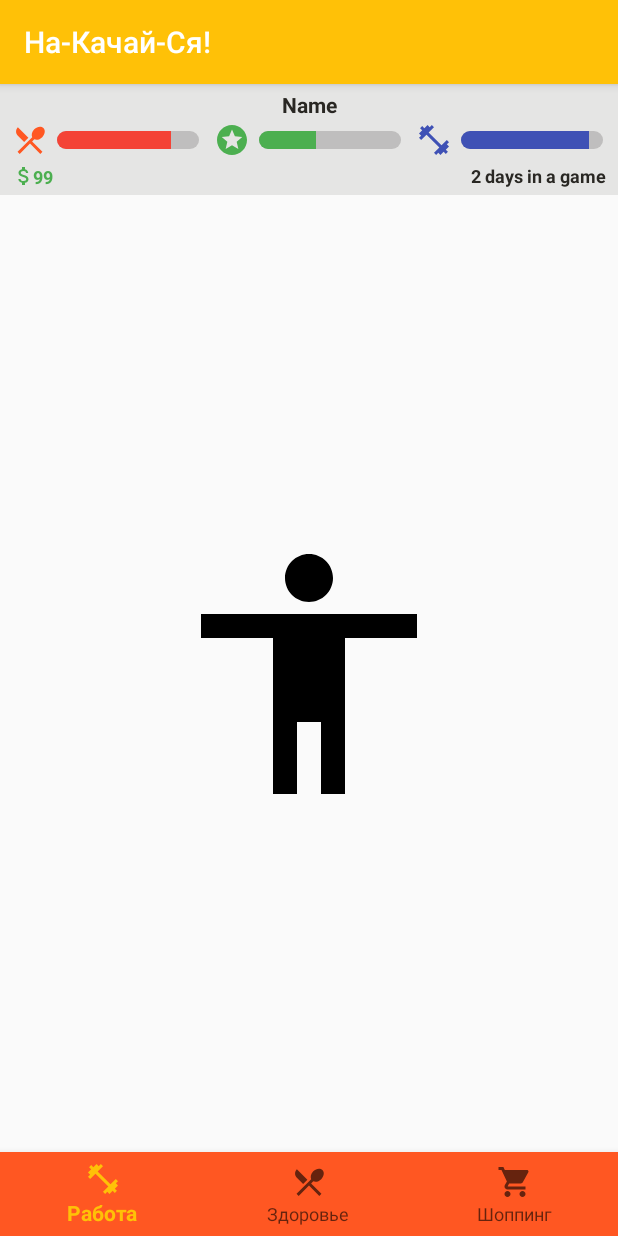
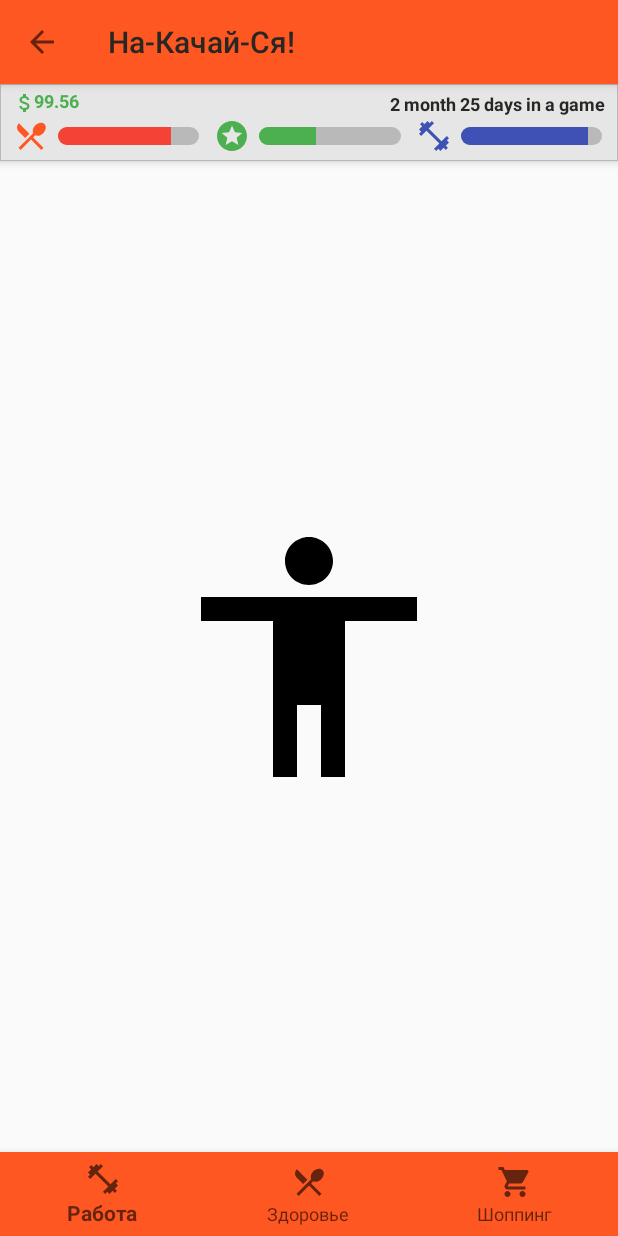
Before and after one commit to AdiOfficial/Build-Your-Body, an Android app: the GameFragment screen opened through its navigation route, on a phone screen of 412 x 824 dp. Run offline under Robolectric (Android 15) with nearby library versions, the phone set to English and light mode, and no system bars.

Commit message:
replace actionBar by toolbar, deselect bottomNavigationView by default.

```diff
--- a/app/src/main/java/com/anaumchik/buildyourbody/data/utils/Extensions.kt
+++ b/app/src/main/java/com/anaumchik/buildyourbody/data/utils/Extensions.kt
@@ -12,12 +12,16 @@ import androidx.annotation.ColorRes
 import androidx.annotation.IdRes
 import androidx.annotation.LayoutRes
 import androidx.annotation.StringRes
+import androidx.appcompat.app.AppCompatActivity
 import androidx.core.content.ContextCompat
 import androidx.fragment.app.Fragment
 import androidx.navigation.findNavController
 import com.anaumchik.buildyourbody.R
+import com.google.android.material.bottomnavigation.BottomNavigationView
+import kotlinx.android.synthetic.main.activity_main.*
 
 fun Context.string(@StringRes stringRes: Int): String = this.getString(stringRes)
+fun Fragment.string(@StringRes stringRes: Int): String = this.getString(stringRes)
 
 fun Context.color(@ColorRes colorRes: Int): Int = ContextCompat.getColor(this, colorRes)
 
@@ -43,3 +47,18 @@ fun ViewPropertyAnimator.animationEndListener(endAction: () -> Unit): ViewProper
         override fun onAnimationStart(animation: Animator?) {}
         override fun onAnimationEnd(animation: Animator?) = endAction.invoke()
     })
+
+
+fun BottomNavigationView.deselectItems() {
+    menu.getItem(0).isCheckable = false
+    menu.getItem(1).isCheckable = false
+    menu.getItem(2).isCheckable = false
+}
+
+fun Fragment.toolbarTitle(@StringRes stringRes: Int) {
+    requireActivity().toolbar.title = string(stringRes)
+}
+
+fun Fragment.enableToolbarBackButton(enable : Boolean) {
+    (activity as AppCompatActivity).supportActionBar?.setDisplayHomeAsUpEnabled(enable)
+}
--- a/app/src/main/java/com/anaumchik/buildyourbody/ui/game/GameFragment.kt
+++ b/app/src/main/java/com/anaumchik/buildyourbody/ui/game/GameFragment.kt
@@ -7,6 +7,9 @@ import android.view.ViewGroup
 import androidx.fragment.app.Fragment
 import com.anaumchik.buildyourbody.R
 import com.anaumchik.buildyourbody.data.utils.bottomNavMenuRouteTo
+import com.anaumchik.buildyourbody.data.utils.deselectItems
+import com.anaumchik.buildyourbody.data.utils.enableToolbarBackButton
+import com.anaumchik.buildyourbody.data.utils.toolbarTitle
 import com.google.android.material.bottomnavigation.BottomNavigationView
 import kotlinx.android.synthetic.main.fragment_game.*
 import org.koin.android.viewmodel.ext.android.viewModel
@@ -28,6 +31,9 @@ class GameFragment : Fragment() {
 
     override fun onViewCreated(view: View, savedInstanceState: Bundle?) {
         super.onViewCreated(view, savedInstanceState)
+        enableToolbarBackButton(true)
+        toolbarTitle(R.string.app_name)
+        bottom_nav_view.deselectItems()
         bottom_nav_view.setOnNavigationItemSelectedListener(onNavigationItemSelectedListener)
     }
 }
--- a/app/src/main/java/com/anaumchik/buildyourbody/ui/health/HealthFragment.kt
+++ b/app/src/main/java/com/anaumchik/buildyourbody/ui/health/HealthFragment.kt
@@ -6,6 +6,7 @@ import android.view.View
 import android.view.ViewGroup
 import androidx.fragment.app.Fragment
 import com.anaumchik.buildyourbody.R
+import com.anaumchik.buildyourbody.data.utils.toolbarTitle
 import org.koin.android.viewmodel.ext.android.viewModel
 
 class HealthFragment : Fragment() {
@@ -16,6 +17,6 @@ class HealthFragment : Fragment() {
 
     override fun onViewCreated(view: View, savedInstanceState: Bundle?) {
         super.onViewCreated(view, savedInstanceState)
-
+        toolbarTitle(R.string.bottom_menu_health)
     }
 }
--- a/app/src/main/java/com/anaumchik/buildyourbody/ui/main/MainActivity.kt
+++ b/app/src/main/java/com/anaumchik/buildyourbody/ui/main/MainActivity.kt
@@ -3,10 +3,17 @@ package com.anaumchik.buildyourbody.ui.main
 import android.os.Bundle
 import androidx.appcompat.app.AppCompatActivity
 import com.anaumchik.buildyourbody.R
+import kotlinx.android.synthetic.main.activity_main.*
 
 class MainActivity : AppCompatActivity() {
     override fun onCreate(savedInstanceState: Bundle?) {
         super.onCreate(savedInstanceState)
         setContentView(R.layout.activity_main)
+        setSupportActionBar(toolbar)
+    }
+
+    override fun onSupportNavigateUp(): Boolean {
+        onBackPressed()
+        return true
     }
 }
--- a/app/src/main/java/com/anaumchik/buildyourbody/ui/main/MainFragment.kt
+++ b/app/src/main/java/com/anaumchik/buildyourbody/ui/main/MainFragment.kt
@@ -6,6 +6,7 @@ import android.view.View
 import android.view.ViewGroup
 import androidx.fragment.app.Fragment
 import com.anaumchik.buildyourbody.R
+import com.anaumchik.buildyourbody.data.utils.enableToolbarBackButton
 import com.anaumchik.buildyourbody.data.utils.routeTo
 import kotlinx.android.synthetic.main.fragment_main.*
 import org.koin.android.viewmodel.ext.android.viewModel
@@ -18,6 +19,7 @@ class MainFragment : Fragment() {
 
     override fun onViewCreated(view: View, savedInstanceState: Bundle?) {
         super.onViewCreated(view, savedInstanceState)
+        enableToolbarBackButton(false)
         btnStart.setOnClickListener { routeTo(R.id.game_dest) }
     }
 }
--- a/app/src/main/java/com/anaumchik/buildyourbody/ui/shop/ShopFragment.kt
+++ b/app/src/main/java/com/anaumchik/buildyourbody/ui/shop/ShopFragment.kt
@@ -6,6 +6,7 @@ import android.view.View
 import android.view.ViewGroup
 import androidx.fragment.app.Fragment
 import com.anaumchik.buildyourbody.R
+import com.anaumchik.buildyourbody.data.utils.toolbarTitle
 import org.koin.android.viewmodel.ext.android.viewModel
 
 class ShopFragment : Fragment() {
@@ -16,6 +17,6 @@ class ShopFragment : Fragment() {
 
     override fun onViewCreated(view: View, savedInstanceState: Bundle?) {
         super.onViewCreated(view, savedInstanceState)
-
+        toolbarTitle(R.string.bottom_menu_shop)
     }
 }
--- a/app/src/main/java/com/anaumchik/buildyourbody/ui/work/WorkFragment.kt
+++ b/app/src/main/java/com/anaumchik/buildyourbody/ui/work/WorkFragment.kt
@@ -6,6 +6,7 @@ import android.view.View
 import android.view.ViewGroup
 import androidx.fragment.app.Fragment
 import com.anaumchik.buildyourbody.R
+import com.anaumchik.buildyourbody.data.utils.toolbarTitle
 import org.koin.android.viewmodel.ext.android.viewModel
 
 class WorkFragment : Fragment() {
@@ -16,6 +17,6 @@ class WorkFragment : Fragment() {
 
     override fun onViewCreated(view: View, savedInstanceState: Bundle?) {
         super.onViewCreated(view, savedInstanceState)
-
+        toolbarTitle(R.string.bottom_menu_work)
     }
 }
--- /dev/null
+++ b/app/src/main/res/drawable/bg_game_header.xml
@@ -0,0 +1,18 @@
+<?xml version="1.0" encoding="utf-8"?>
+<layer-list xmlns:android="http://schemas.android.com/apk/res/android">
+    <item>
+        <shape android:shape="rectangle">
+            <padding android:bottom="1dp"
+                     android:top="1dp"
+                     android:left="1dp"
+                     android:right="1dp"/>
+            <solid android:color="@color/gray_dark"/>
+        </shape>
+    </item>
+
+    <item>
+        <shape android:shape="rectangle">
+            <solid android:color="@color/gray_light"/>
+        </shape>
+    </item>
+</layer-list>
--- a/app/src/main/res/drawable/btn_bg_main.xml
+++ b/app/src/main/res/drawable/btn_bg_bottom_nav.xml
@@ -1,17 +1,15 @@
 <?xml version="1.0" encoding="utf-8"?>
 <ripple xmlns:android="http://schemas.android.com/apk/res/android"
-        android:color="@color/orange">
+        android:color="@color/red">
     <item android:id="@android:id/mask">
         <shape android:shape="rectangle">
-            <solid android:color="@color/orange"/>
-            <corners android:radius="8dp"/>
+            <solid android:color="@color/red"/>
         </shape>
     </item>
 
     <item android:id="@android:id/background">
         <shape android:shape="rectangle">
-            <solid android:color="@color/yellow"/>
-            <corners android:radius="8dp"/>
+            <solid android:color="@color/orange"/>
         </shape>
     </item>
 </ripple>
--- a/app/src/main/res/layout/activity_main.xml
+++ b/app/src/main/res/layout/activity_main.xml
@@ -1,13 +1,36 @@
 <?xml version="1.0" encoding="utf-8"?>
-<fragment
+<androidx.constraintlayout.widget.ConstraintLayout
         xmlns:android="http://schemas.android.com/apk/res/android"
         xmlns:app="http://schemas.android.com/apk/res-auto"
         xmlns:tools="http://schemas.android.com/tools"
-        android:id="@+id/nav_host"
-        android:layout_height="match_parent"
         android:layout_width="match_parent"
-        android:name="androidx.navigation.fragment.NavHostFragment"
-        app:defaultNavHost="true"
-        app:navGraph="@navigation/nav_graph"
-        tools:context=".ui.main.MainActivity"
-/>
+        android:fitsSystemWindows="true"
+        android:layout_height="match_parent">
+
+    <androidx.appcompat.widget.Toolbar
+            android:id="@+id/toolbar"
+            android:layout_width="0dp"
+            android:layout_height="wrap_content"
+            android:elevation="4dp"
+            android:background="@color/orange"
+            app:titleTextColor="@color/black"
+            app:layout_constraintTop_toTopOf="parent"
+            app:layout_constraintStart_toStartOf="parent"
+            app:layout_constraintEnd_toEndOf="parent"
+            app:layout_constraintBottom_toTopOf="@+id/nav_host"/>
+
+    <fragment
+            android:id="@+id/nav_host"
+            android:layout_height="0dp"
+            android:layout_width="0dp"
+            android:name="androidx.navigation.fragment.NavHostFragment"
+            app:layout_constraintTop_toBottomOf="@+id/toolbar"
+            app:layout_constraintBottom_toBottomOf="parent"
+            app:layout_constraintStart_toStartOf="parent"
+            app:layout_constraintEnd_toEndOf="parent"
+            app:defaultNavHost="true"
+            app:navGraph="@navigation/nav_graph"
+            tools:context=".ui.main.MainActivity"
+    />
+
+</androidx.constraintlayout.widget.ConstraintLayout>
--- a/app/src/main/res/layout/fragment_game.xml
+++ b/app/src/main/res/layout/fragment_game.xml
@@ -10,27 +10,51 @@
     <androidx.constraintlayout.widget.ConstraintLayout
             android:id="@+id/clHeader"
             android:layout_width="0dp"
-            android:background="@color/gray_light"
+            android:layout_height="wrap_content"
+            android:background="@drawable/bg_game_header"
+            android:elevation="4dp"
             app:layout_constraintTop_toTopOf="parent"
             app:layout_constraintBottom_toTopOf="@+id/imgBodybuilder"
             app:layout_constraintStart_toStartOf="parent"
             app:layout_constraintEnd_toEndOf="parent"
             app:layout_constraintVertical_chainStyle="spread_inside"
-            android:layout_height="wrap_content">
+    >
 
         <TextView
-                android:id="@+id/tvName"
+                android:id="@+id/tvMoney"
                 android:layout_width="wrap_content"
                 android:layout_height="wrap_content"
+                android:textColor="@color/green"
+                android:textStyle="bold"
+                android:textSize="12sp"
+                android:layout_marginStart="8dp"
+                android:layout_marginEnd="8dp"
                 android:layout_marginTop="4dp"
-                android:textSize="14sp"
-                android:textColor="@color/black"
-                android:textStyle="bold"
-                android:text="Name"
+                android:drawableLeft="@drawable/ic_money"
+                android:drawableTint="@color/green"
+                android:drawablePadding="-2dp"
+                android:includeFontPadding="false"
+                android:text="99.56"
                 app:layout_constraintTop_toTopOf="parent"
                 app:layout_constraintStart_toStartOf="parent"
+                app:layout_constraintBottom_toTopOf="@+id/imgHealth"
+        />
+
+        <TextView
+                android:id="@+id/tvDaysInGame"
+                android:layout_width="wrap_content"
+                android:layout_height="wrap_content"
+                android:layout_marginStart="8dp"
+                android:layout_marginEnd="8dp"
+                android:layout_marginTop="4dp"
+                android:textSize="12sp"
+                android:textStyle="bold"
+                android:textColor="@color/black"
+                android:includeFontPadding="false"
+                android:text="2 month 25 days in a game"
+                app:layout_constraintTop_toTopOf="parent"
                 app:layout_constraintEnd_toEndOf="parent"
-                app:layout_constraintHorizontal_chainStyle="spread_inside"
+                app:layout_constraintBottom_toTopOf="@+id/imgHealth"
         />
 
         <ImageView
@@ -39,13 +63,13 @@
                 android:layout_height="wrap_content"
                 android:layout_marginStart="8dp"
                 android:layout_marginTop="2dp"
-                android:layout_marginBottom="2dp"
+                android:layout_marginBottom="4dp"
                 android:src="@drawable/ic_health"
                 android:tint="@color/orange"
-                app:layout_constraintTop_toBottomOf="@+id/tvName"
+                app:layout_constraintTop_toBottomOf="@+id/tvMoney"
                 app:layout_constraintStart_toStartOf="parent"
                 app:layout_constraintEnd_toStartOf="@+id/pbHealth"
-                app:layout_constraintBottom_toTopOf="@+id/tvMoney"
+                app:layout_constraintBottom_toBottomOf="parent"
         />
 
         <ProgressBar
@@ -68,10 +92,10 @@
                 android:layout_height="wrap_content"
                 android:layout_marginStart="8dp"
                 android:layout_marginTop="2dp"
-                android:layout_marginBottom="2dp"
+                android:layout_marginBottom="4dp"
                 android:src="@drawable/ic_experience"
                 android:tint="@color/green"
-                app:layout_constraintTop_toBottomOf="@+id/tvName"
+                app:layout_constraintTop_toBottomOf="@+id/tvMoney"
                 app:layout_constraintStart_toEndOf="@+id/pbHealth"
                 app:layout_constraintEnd_toStartOf="@+id/pbExperience"
         />
@@ -96,12 +120,12 @@
                 android:layout_height="wrap_content"
                 android:layout_marginStart="8dp"
                 android:layout_marginTop="2dp"
-                android:layout_marginBottom="2dp"
+                android:layout_marginBottom="4dp"
                 android:src="@drawable/ic_time"
                 android:tint="@color/blue"
+                app:layout_constraintTop_toBottomOf="@+id/tvMoney"
+                app:layout_constraintStart_toEndOf="@+id/pbExperience"
                 app:layout_constraintEnd_toStartOf="@+id/pbTime"
-                app:layout_constraintTop_toBottomOf="@+id/tvName"
-                app:layout_constraintStart_toEndOf="@+id/pbExperience"
         />
 
         <ProgressBar
@@ -117,46 +141,6 @@
                 app:layout_constraintEnd_toEndOf="parent"
                 app:layout_constraintBottom_toBottomOf="@+id/imgTime"
                 style="@style/Widget.AppCompat.ProgressBar.Horizontal"
-        />
-
-        <TextView
-                android:id="@+id/tvMoney"
-                android:layout_width="wrap_content"
-                android:layout_height="wrap_content"
-                android:textColor="@color/green"
-                android:textStyle="bold"
-                android:textSize="12sp"
-                android:layout_marginStart="8dp"
-                android:layout_marginEnd="8dp"
-                android:drawableLeft="@drawable/ic_money"
-                android:drawableTint="@color/green"
-                android:drawablePadding="-2dp"
-                android:layout_marginTop="2dp"
-                android:layout_marginBottom="4dp"
-                android:text="99"
-                app:layout_constraintHorizontal_chainStyle="spread_inside"
-                app:layout_constraintTop_toBottomOf="@+id/imgHealth"
-                app:layout_constraintBottom_toBottomOf="parent"
-                app:layout_constraintStart_toStartOf="parent"
-                app:layout_constraintEnd_toStartOf="@+id/tvDaysInGame"
-        />
-
-        <TextView
-                android:id="@+id/tvDaysInGame"
-                android:layout_width="wrap_content"
-                android:layout_height="wrap_content"
-                android:layout_marginStart="8dp"
-                android:layout_marginEnd="8dp"
-                android:textSize="12sp"
-                android:textStyle="bold"
-                android:textColor="@color/black"
-                android:layout_marginTop="2dp"
-                android:layout_marginBottom="4dp"
-                android:text="2 days in a game"
-                app:layout_constraintTop_toTopOf="@+id/tvMoney"
-                app:layout_constraintStart_toEndOf="@+id/tvMoney"
-                app:layout_constraintEnd_toEndOf="parent"
-                app:layout_constraintBottom_toBottomOf="@+id/tvMoney"
         />
 
     </androidx.constraintlayout.widget.ConstraintLayout>
@@ -181,7 +165,7 @@
             app:layout_constraintStart_toStartOf="parent"
             app:layout_constraintEnd_toEndOf="parent"
             app:menu="@menu/bottom_nav_menu"
-            app:itemBackground="@color/orange"
+            app:itemBackground="@drawable/btn_bg_bottom_nav"
     />
 
 </androidx.constraintlayout.widget.ConstraintLayout>
--- a/app/src/main/res/layout/fragment_main.xml
+++ b/app/src/main/res/layout/fragment_main.xml
@@ -25,6 +25,7 @@
             android:layout_height="wrap_content"
             android:textAllCaps="false"
             android:text="@string/fragment_main_btn_start"
+            android:elevation="4dp"
             app:layout_constraintBottom_toBottomOf="parent"
             app:layout_constraintStart_toStartOf="parent"
             app:layout_constraintEnd_toEndOf="parent"
--- a/app/src/main/res/values/colors.xml
+++ b/app/src/main/res/values/colors.xml
@@ -1,8 +1,8 @@
 <?xml version="1.0" encoding="utf-8"?>
 <resources>
     <color name="black">#292723</color>
-    <color name="gray_light">#1A292723</color>
-    <color name="gray_dark">#33292723</color>
+    <color name="gray_light">#E6E6E6</color>
+    <color name="gray_dark">#B9B9B9</color>
     <color name="orange">#FF5722</color>
     <color name="yellow">#FFC107</color>
     <color name="blue">#3F51B5</color>
--- a/app/src/main/res/values/styles.xml
+++ b/app/src/main/res/values/styles.xml
@@ -1,5 +1,5 @@
 <resources>
-    <style name="AppTheme" parent="Theme.AppCompat.Light.DarkActionBar">
+    <style name="AppTheme" parent="Theme.AppCompat.Light.NoActionBar">
         <item name="colorPrimary">@color/colorPrimary</item>
         <item name="colorPrimaryDark">@color/colorPrimaryDark</item>
         <item name="colorAccent">@color/colorAccent</item>
--- a/build.gradle
+++ b/build.gradle
@@ -7,7 +7,7 @@ buildscript {
 
     }
     dependencies {
-        classpath 'com.android.tools.build:gradle:3.4.0'
+        classpath 'com.android.tools.build:gradle:3.4.1'
         classpath "org.jetbrains.kotlin:kotlin-gradle-plugin:$kotlin_version"
         classpath "androidx.navigation:navigation-safe-args-gradle-plugin:$navigation"
     }
```
Also changed, not shown: app/src/main/res/drawable/ic_logo.xml (added, +9 -0 lines), app/src/main/res/layout/fragment_health.xml (+4 -20 lines), app/src/main/res/layout/fragment_shop.xml (+3 -19 lines), app/src/main/res/layout/fragment_work.xml (+3 -19 lines).
